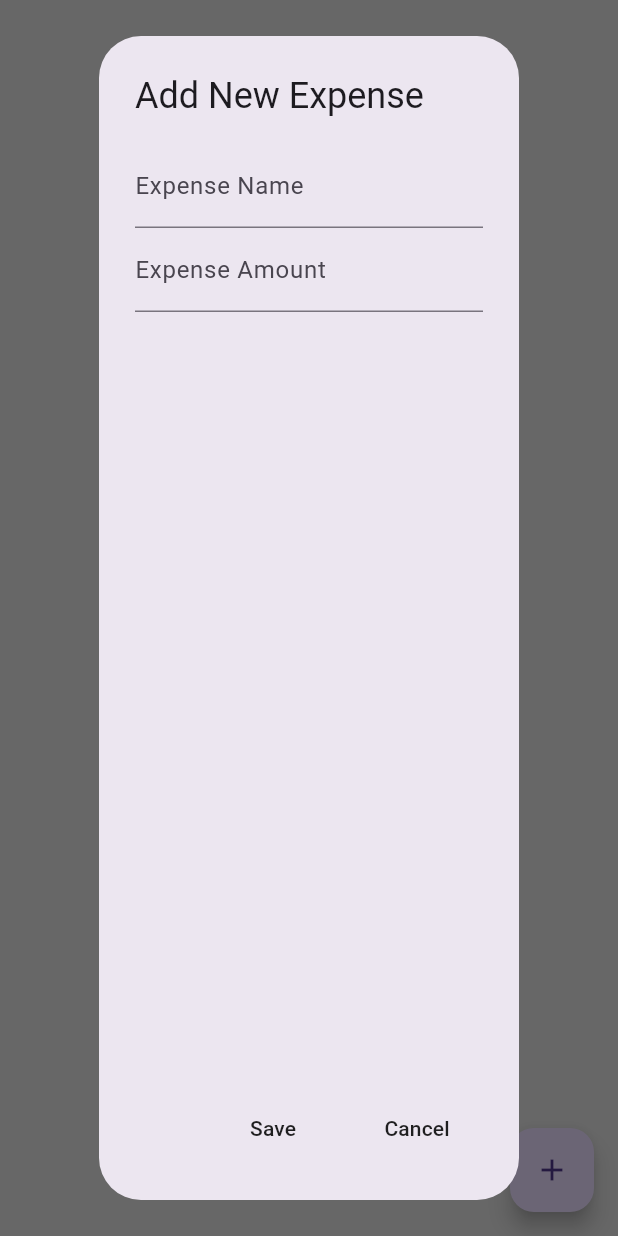
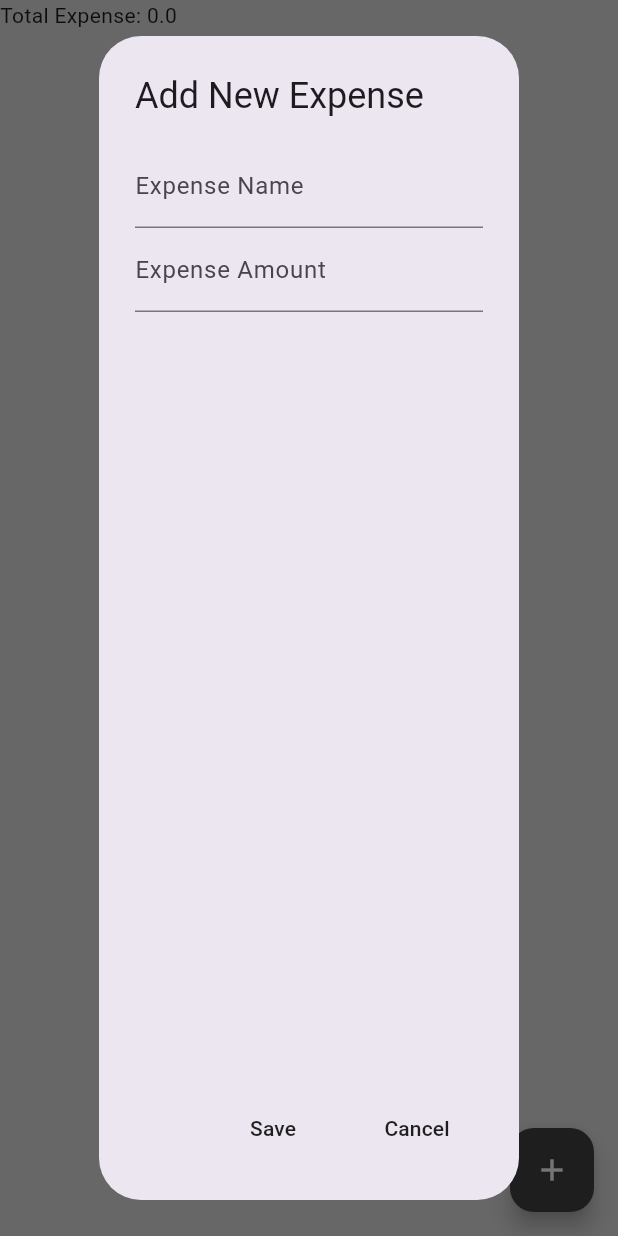
Before and after one commit to ifky06/money_management, a Flutter app: the screen it shows once a user with an empty profile is signed in, after a tap on the "add" icon, on a phone screen of 412 x 824 dp. Run offline on Flutter 3.47's test engine with Material 3 defaults, Android fonts, the phone set to English and light mode, and no system bars; our stand-ins replace cloud_firestore, firebase_auth, firebase_core, flutter_slidable, google_fonts; accounts and stored records are empty; network calls fail.

Commit message:
Add crud to firestore database

```diff
--- a/lib/models/expense_item.dart
+++ b/lib/models/expense_item.dart
@@ -1,23 +1,58 @@
 import 'package:cloud_firestore/cloud_firestore.dart';
 
 class ExpenseItem {
+  final String id;
   final String name;
   final String amount;
   final DateTime dateTime;
+  final String user;
+  final expenseCollection = FirebaseFirestore.instance.collection('expense');
 
   ExpenseItem(
-      {required this.name, required this.amount, required this.dateTime});
+      {required this.id,
+      required this.name,
+      required this.amount,
+      required this.dateTime,
+      required this.user});
 
-  static List<String> docIDs = [];
+  factory ExpenseItem.fromJson(Map<String, dynamic> json) {
+    return ExpenseItem(
+      id: json['id'],
+      name: json['name'],
+      amount: json['amount'],
+      dateTime: json['dateTime'].toDate(),
+      user: json['user'],
+    );
+  }
 
-  static Future<void> getDocIDs() async {
-    await FirebaseFirestore.instance.collection('expense').get().then(
-          (snapshot) => snapshot.docs.forEach(
-            (doc) {
-              print(doc.reference);
-              docIDs.add(doc.id);
-            },
-          ),
-        );
+  factory ExpenseItem.fromSnapshot(DocumentSnapshot doc) {
+    return ExpenseItem(
+      id: doc.id,
+      name: doc['name'],
+      amount: doc['amount'].toString(),
+      dateTime: doc['dateTime'].toDate(),
+      user: doc['user'],
+    );
+  }
+
+  // add data to firestore
+  Future<void> addNewExpense(ExpenseItem newExpense) async {
+    await expenseCollection.add({
+      'name': newExpense.name,
+      'amount': newExpense.amount,
+      'dateTime': newExpense.dateTime,
+      'user': newExpense.user,
+    });
+  }
+
+  Map<String, dynamic> toJson() => {
+        'id': id,
+        'name': name,
+        'amount': amount,
+        'dateTime': dateTime,
+      };
+
+  void deleteExpense(String id) {
+    expenseCollection.doc(id).delete();
   }
 }
--- a/lib/pages/home_page.dart
+++ b/lib/pages/home_page.dart
@@ -1,8 +1,9 @@
 import 'package:cloud_firestore/cloud_firestore.dart';
 import 'package:firebase_auth/firebase_auth.dart';
 import 'package:flutter/material.dart';
+import 'package:money_management/components/expense_summary.dart';
 import 'package:money_management/components/expense_tile.dart';
-import 'package:money_management/data/expense_data.dart';
+// import 'package:money_management/data/expense_data.dart';
 import 'package:money_management/models/expense_item.dart';
 import 'package:provider/provider.dart';
 
@@ -15,6 +16,8 @@ class HomePage extends StatefulWidget {
 
 class _HomePageState extends State<HomePage> {
   final user = FirebaseAuth.instance.currentUser;
+  final expenseCollection = FirebaseFirestore.instance.collection('expense');
+  var _totalExpense = 0.0;
 
   // text controllers
   final newExpenseNameController = TextEditingController();
@@ -41,6 +44,7 @@ class _HomePageState extends State<HomePage> {
                     decoration: const InputDecoration(
                       labelText: 'Expense Amount',
                     ),
+                    keyboardType: TextInputType.number,
                     controller: newExpenseAmountController,
                   ),
                 ],
@@ -61,17 +65,30 @@ class _HomePageState extends State<HomePage> {
   }
 
   // save new expense
-  void save() {
+  Future save() async {
     // create expense item
     ExpenseItem expenseItem = ExpenseItem(
+      id: '',
       name: newExpenseNameController.text,
       amount: newExpenseAmountController.text,
       dateTime: DateTime.now(),
+      user: user!.email!,
     );
 
-    Provider.of<ExpenseData>(context, listen: false).addNewExpense(expenseItem);
+    // add to firestore
+    await expenseItem.addNewExpense(expenseItem);
+    // await expenseCollection.add({
+    //   'name': expenseItem.name,
+    //   'amount': expenseItem.amount,
+    //   'dateTime': expenseItem.dateTime,
+    //   'user': expenseItem.user,
+    // });
+    // add to database
+
+    // Provider.of<ExpenseData>(context, listen: false).addNewExpense(expenseItem);
 
     // close dialog
+    // ignore: use_build_context_synchronously
     Navigator.of(context).pop();
 
     clearControllers();
@@ -91,33 +108,82 @@ class _HomePageState extends State<HomePage> {
     newExpenseAmountController.clear();
   }
 
+  // get total expense
+
   @override
   Widget build(BuildContext context) {
-    return Consumer<ExpenseData>(
-        builder: (context, value, child) => Scaffold(
+    return Scaffold(
         backgroundColor: Colors.grey[300],
         floatingActionButton: FloatingActionButton(
+          backgroundColor: Colors.grey[800],
           onPressed: addNewExpense,
-              child: const Icon(Icons.add),
+          child: const Icon(Icons.add, color: Colors.white),
         ),
         body: ListView(
           children: [
             //weekly summary
+            StreamBuilder<double>(
+              stream: expenseCollection
+                  .where('user', isEqualTo: user!.email)
+                  .snapshots()
+                  .map((QuerySnapshot querySnapshot) {
+                double totalExpense = 0;
+                querySnapshot.docs.forEach((doc) {
+                  totalExpense += double.parse(doc['amount'].toString());
+                });
+                return totalExpense;
+              }),
+              builder: (context, snapshot) {
+                if (snapshot.connectionState == ConnectionState.waiting) {
+                  return Text('Total Expense: Rp. 0');
+                }
 
+                if (snapshot.hasError) {
+                  return Text('Total Expense: Rp. 0');
+                }
+
+                // Jika query berhasil dan data tersedia
+                if (snapshot.hasData) {
+                  double totalExpense = snapshot.data!;
+                  return Text('Total Expense: $totalExpense');
+                }
+
+                // Jika tidak ada data yang ditemukan
+                return Text('Total Expense: Rp. 0');
+              },
+            ),
+
+            // ExpenseSummary(startOfWeek: ExpenseData.startOfWeekDate()),
             // expense list
-                ListView.builder(
+            StreamBuilder(
+              stream: expenseCollection
+                  .where('user', isEqualTo: user!.email)
+                  .orderBy('dateTime', descending: true)
+                  .snapshots(),
+              builder: (context, snapshot) {
+                if (snapshot.hasError) {
+                  return const Text('Something went wrong');
+                }
+
+                if (snapshot.connectionState == ConnectionState.waiting) {
+                  return const Text('Loading');
+                }
+
+                return ListView.builder(
                   shrinkWrap: true,
                   physics: const NeverScrollableScrollPhysics(),
-                    itemCount: Provider.of<ExpenseData>(context)
-                        .getExpenseList()
-                        .length,
-                    itemBuilder: (context, index) => ExpenseTile(
-                          name: value.getExpenseList()[index].name,
-                          amount: value.getExpenseList()[index].amount,
-                          dateTime: value.getExpenseList()[index].dateTime,
-                        )),
+                  itemCount: snapshot.data!.docs.length,
+                  itemBuilder: (context, index) {
+                    final expense =
+                        ExpenseItem.fromSnapshot(snapshot.data!.docs[index]);
+
+                    return ExpenseTile(expenseItem: expense);
+                  },
+                );
+              },
+            ),
           ],
-            )));
+        ));
   }
 
   //  return Scaffold(
--- a/pubspec.yaml
+++ b/pubspec.yaml
@@ -39,6 +39,8 @@ dependencies:
   google_fonts: ^6.1.0
   firebase_auth: ^4.10.0
   provider:
+  fl_chart: ^0.65.0
+  flutter_slidable: ^3.0.1
 
 dev_dependencies:
   flutter_test:
```
Also changed, not shown: lib/components/expense_tile.dart (+32 -10 lines), pubspec.lock. Lines whose indentation alone changed are shown as unchanged.
